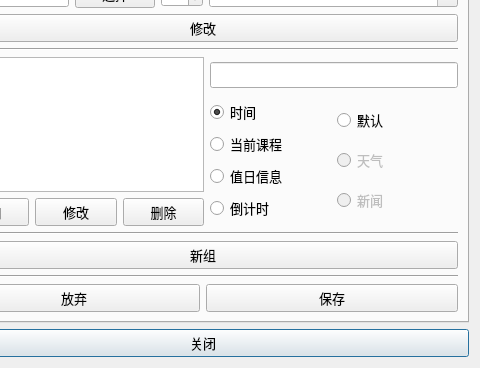
First picture: the form in TimeTable-Qt/settings.ui, repository SHM-white/TimeTable-Qt, before the edit; both pictures show x 332 to 812 and y 103 to 471 of the 812 by 471 pixel window.
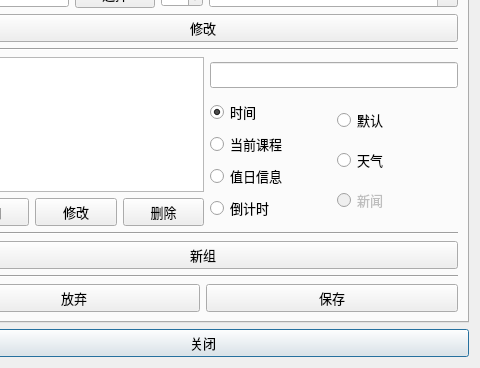
Second picture: the form after the edit. The open tabs and pages were chosen to show the change. Icons and pictures are not drawn.

The edit to the form file:
```diff
--- a/TimeTable-Qt/settings.ui
+++ b/TimeTable-Qt/settings.ui
@@ -835,7 +835,7 @@
                      <item>
                       <widget class="QRadioButton" name="radioButton_weather">
                        <property name="enabled">
-                        <bool>false</bool>
+                        <bool>true</bool>
                        </property>
                        <property name="text">
                         <string>天气</string>
```
Left out of the diff: 2 changed lines with no effect on the pictures.
